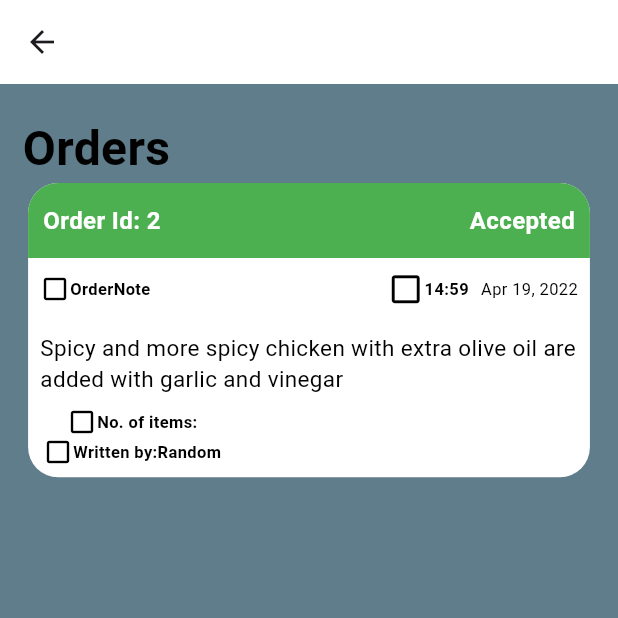
After one commit to snmn/metahorizonflutter, a Flutter app: the screen it shows after launch, after a tap on "Sign In", on a phone screen of 412 x 824 dp, the top half of it. The commit adds this screen. Run offline on Flutter 3.47's test engine with Material 2 defaults, Android fonts, the phone set to English and light mode, and no system bars.

Commit message:
green container

```diff
--- a/lib/main.dart
+++ b/lib/main.dart
@@ -12,6 +12,7 @@ class MyApp extends StatelessWidget {
   @override
   Widget build(BuildContext context) {
     return MaterialApp(
+      debugShowCheckedModeBanner: false,
       title: 'Login Page',
       theme: ThemeData(
 
--- a/lib/myHomePage.dart
+++ b/lib/myHomePage.dart
@@ -1,5 +1,7 @@
 
 import 'package:flutter/material.dart';
+
+import 'SecondPage.dart';
 
 class MyHomePage extends StatefulWidget{
   const MyHomePage({super.key});
@@ -86,7 +88,17 @@ class HomeState extends State<MyHomePage>{
                     Row(
                       mainAxisAlignment: MainAxisAlignment.center,
                       children: [
-                        Container(
+                        GestureDetector(
+                          onTap: (){
+                            Navigator.of(context).push(
+
+                              MaterialPageRoute(
+                                builder: (context) => SecondPage(),
+                              ),
+                            );
+                          },
+
+                          child: Container(
                             height: 50,
                             width: 170,
                             decoration: BoxDecoration(
@@ -94,6 +106,7 @@ class HomeState extends State<MyHomePage>{
                                 borderRadius: BorderRadius.circular(30)
                             ),
                             child: const Center(child: Text("Sign In",style: TextStyle(fontSize: 17,color: Colors.white, fontWeight: FontWeight.w900), )),
+                          ),
                         ),
                       ],
                     ),
--- /dev/null
+++ b/lib/secondPage.dart
@@ -0,0 +1,140 @@
+import 'package:flutter/cupertino.dart';
+import 'package:flutter/material.dart';
+
+class SecondPage extends StatefulWidget{
+  @override
+  State<StatefulWidget> createState(){
+    return secondPageState();
+  }
+}
+
+class secondPageState extends State<SecondPage>{
+  @override
+  Widget build(BuildContext context){
+    var size=MediaQuery.of(context).size;
+    return Scaffold(
+      backgroundColor: Colors.blueGrey,
+     appBar: AppBar(backgroundColor: Colors.white),
+      body: Column(
+        crossAxisAlignment: CrossAxisAlignment.start,
+
+
+
+        children: [
+          SizedBox(height: 20),
+
+          Padding(padding: EdgeInsets.only(left: 15),
+          child:   Text("Orders",style: TextStyle( color: Colors.black,fontSize: 32,fontWeight: FontWeight.bold),),
+
+          ),
+
+          Row(
+            mainAxisAlignment: MainAxisAlignment.center,
+
+            children: [
+              Container(
+                height: size.height/4.2,
+                width: size.width/1.1,
+
+                decoration: BoxDecoration(borderRadius: BorderRadius.circular(20),color: Colors.white),
+                child: Column(
+                  children: [
+                    Container(
+                      width: size.width/1.1,
+                      height: 50,
+                        decoration: BoxDecoration(color: Colors.green,borderRadius: BorderRadius.only(
+                          topLeft: Radius.circular(20),
+                          topRight: Radius.circular(20),),),
+                      child: Padding(
+                        padding: const EdgeInsets.all(10.0),
+                        child: Row(
+                          mainAxisAlignment: MainAxisAlignment.spaceBetween,
+                          children: [
+                            Text("Order Id: 2",style: TextStyle(color: Colors.white,fontSize: 16,fontWeight: FontWeight.bold),),
+                            Text("Accepted",style: TextStyle(color: Colors.white,fontSize: 16,fontWeight: FontWeight.bold),)
+                          ],
+                        ),
+                      ),
+
+                    ),
+                    Padding(
+                      padding: const EdgeInsets.all(8.0),
+                      child: Row(
+                        mainAxisAlignment: MainAxisAlignment.spaceBetween,
+                        children: [
+                          Row(
+                            children: [
+                              Icon(Icons.check_box_outline_blank,color: Colors.black,size: 20,),
+                              Text("OrderNote",style: TextStyle(fontWeight: FontWeight.bold,fontSize: 11,color: Colors.black),)
+                            ],
+                          ),
+                          Row(
+                            children: [
+                              Icon(Icons.check_box_outline_blank,color: Colors.black,size: 25,),
+                              Text("14:59",style: TextStyle(fontWeight: FontWeight.bold,fontSize: 11,color: Colors.black),),
+                              SizedBox(width: 8.0),
+                              Text("Apr 19, 2022",style: TextStyle(fontSize: 11, color:Colors.black),)
+                            ],
+                          ),
+
+                        ],
+                      ),
+
+
+                    ),
+                    Padding(
+                      padding: const EdgeInsets.all(8.0),
+                      child: Row(
+                        mainAxisAlignment: MainAxisAlignment.center,
+                        crossAxisAlignment: CrossAxisAlignment.center,
+                        children: [
+                          Flexible(
+                            child: Text("Spicy and more spicy chicken with extra olive oil are added with garlic and vinegar",
+                              style: TextStyle(color: Colors.black,fontSize: 15),
+                              overflow: TextOverflow.ellipsis,
+                              maxLines: 2,
+                            ),),
+                        ],
+                      ),
+                    ),
+                    Row(
+                      children: [
+                        Padding(
+                          padding: const EdgeInsets.only(left: 10),
+                          child: Column(
+                            children: [
+                              Row(
+                                children: [
+                                  Icon(Icons.check_box_outline_blank,color: Colors.black,size: 20,),
+                                  Text("No. of items:",style: TextStyle(fontWeight: FontWeight.bold,fontSize: 11,color: Colors.black),),
+
+                                ],
+                              ),
+                              Row(
+                                children: [
+                                  Icon(Icons.check_box_outline_blank,color: Colors.black,size: 20,),
+                                  Text("Written by:",style: TextStyle(fontWeight: FontWeight.bold,fontSize: 11,color: Colors.black),),
+                                  Text("Random",style: TextStyle(fontWeight: FontWeight.bold,fontSize: 11,color: Colors.black),)
+
+                                ],
+                              ),
+
+                            ],
+                          ),
+                        )
+                      ],
+                    )
+
+                  ],
+                ),
+
+
+              ),
+
+            ],
+          )
+        ],
+      ),
+    );
+  }
+}
```
Lines whose indentation alone changed are shown as unchanged.
